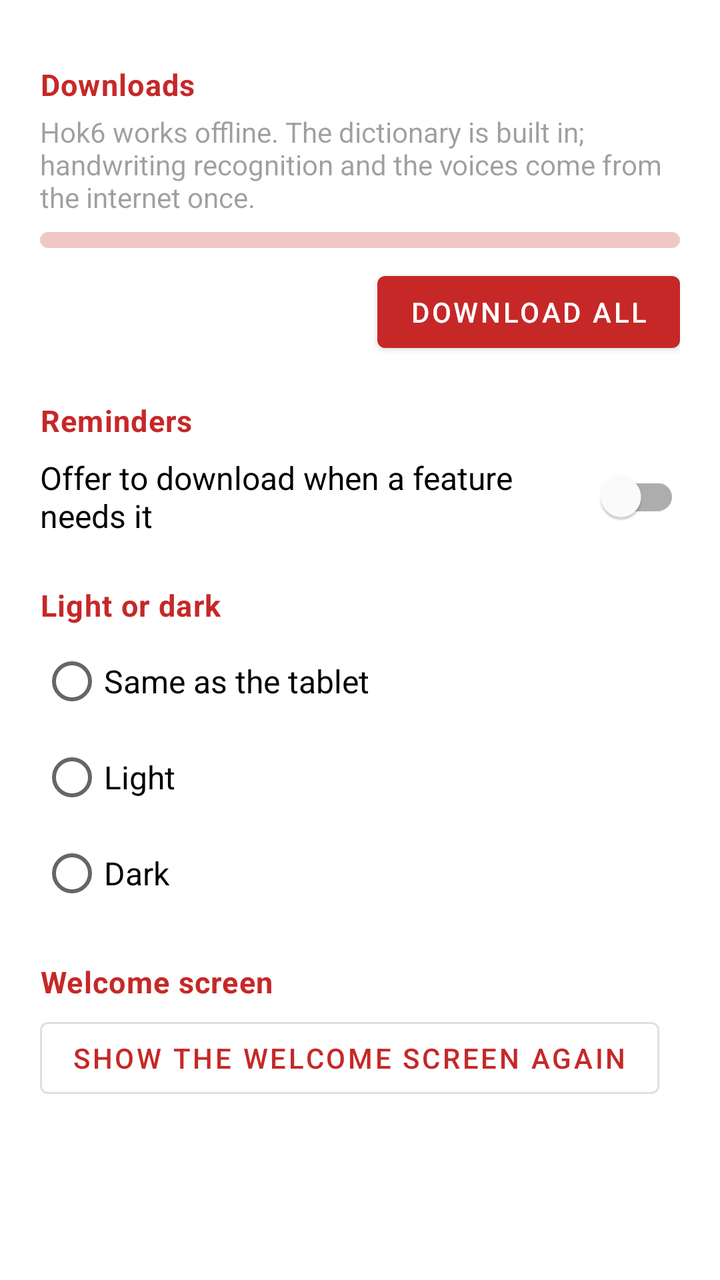
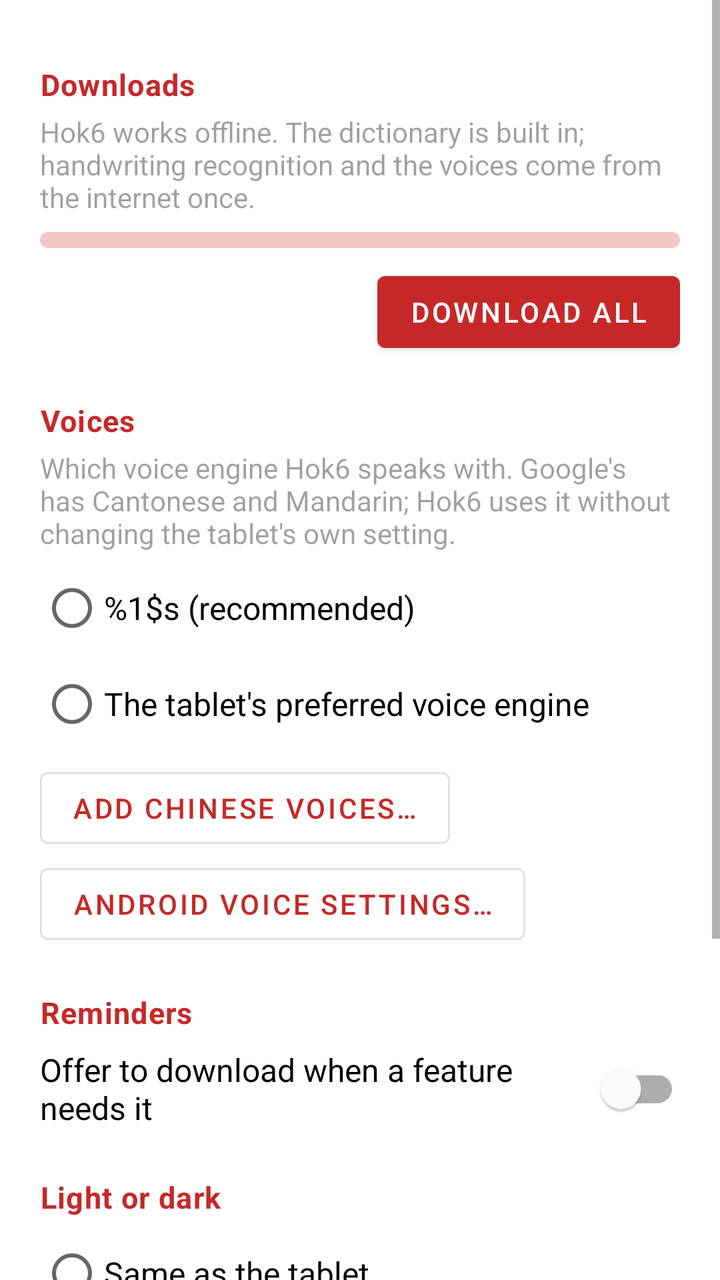

Compare the two renders of this Android layout. The source of the first and the diff that turns it into the second are given below.
<!-- AndroidManifest.xml: application theme Theme.StudyBook -->
<!-- res/layout/activity_settings.xml -->
<?xml version="1.0" encoding="utf-8"?>
<ScrollView xmlns:android="http://schemas.android.com/apk/res/android"
    xmlns:app="http://schemas.android.com/apk/res-auto"
    android:layout_width="match_parent"
    android:layout_height="match_parent">

    <LinearLayout
        android:layout_width="match_parent"
        android:layout_height="wrap_content"
        android:orientation="vertical"
        android:paddingStart="@dimen/setup_side"
        android:paddingTop="12dp"
        android:paddingEnd="@dimen/setup_side"
        android:paddingBottom="24dp">

        <TextView
            style="@style/SettingsHeader"
            android:text="@string/settings_downloads" />

        <TextView
            android:layout_width="wrap_content"
            android:layout_height="wrap_content"
            android:layout_marginBottom="4dp"
            android:alpha="0.7"
            android:text="@string/setup_intro"
            android:textSize="@dimen/text_small" />

        <LinearLayout
            android:id="@+id/settings_list"
            android:layout_width="match_parent"
            android:layout_height="wrap_content"
            android:orientation="vertical" />

        <com.google.android.material.progressindicator.LinearProgressIndicator
            android:id="@+id/settings_progress"
            android:layout_width="match_parent"
            android:layout_height="wrap_content"
            android:layout_marginTop="4dp"
            android:contentDescription="@string/loading"
            android:indeterminate="true"
            app:indicatorColor="@color/brand_text"
            app:trackCornerRadius="4dp"
            app:trackThickness="8dp" />

        <com.google.android.material.button.MaterialButton
            android:id="@+id/settings_download"
            android:layout_width="wrap_content"
            android:layout_height="wrap_content"
            android:layout_gravity="end"
            android:layout_marginTop="8dp"
            android:text="@string/download_all" />

        <TextView
            style="@style/SettingsHeader"
            android:text="@string/settings_reminders" />

        <com.google.android.material.switchmaterial.SwitchMaterial
            android:id="@+id/settings_remind"
            android:layout_width="match_parent"
            android:layout_height="wrap_content"
            android:minHeight="48dp"
            android:text="@string/settings_remind"
            android:textSize="@dimen/text_body" />

        <TextView
            style="@style/SettingsHeader"
            android:text="@string/appearance_title" />

        <RadioGroup
            android:id="@+id/settings_look"
            android:layout_width="match_parent"
            android:layout_height="wrap_content">

            <RadioButton
                android:id="@+id/look_system"
                android:layout_width="match_parent"
                android:layout_height="48dp"
                android:text="@string/appearance_system"
                android:textSize="@dimen/text_body" />

            <RadioButton
                android:id="@+id/look_light"
                android:layout_width="match_parent"
                android:layout_height="48dp"
                android:text="@string/appearance_light"
                android:textSize="@dimen/text_body" />

            <RadioButton
                android:id="@+id/look_dark"
                android:layout_width="match_parent"
                android:layout_height="48dp"
                android:text="@string/appearance_dark"
                android:textSize="@dimen/text_body" />
        </RadioGroup>

        <TextView
            style="@style/SettingsHeader"
            android:text="@string/settings_welcome" />

        <com.google.android.material.button.MaterialButton
            android:id="@+id/settings_show_welcome"
            style="@style/Widget.MaterialComponents.Button.OutlinedButton"
            android:layout_width="wrap_content"
            android:layout_height="wrap_content"
            android:text="@string/settings_show_welcome" />
    </LinearLayout>
</ScrollView>
<!-- resources referenced by this layout -->
<resources>
  <color name="brand_text">#C62828</color>
  <dimen name="setup_side">20dp</dimen>
  <dimen name="text_body">16sp</dimen>
  <dimen name="text_small">14sp</dimen>
  <string name="appearance_dark">Dark</string>
  <string name="appearance_light">Light</string>
  <string name="appearance_system">Same as the tablet</string>
  <string name="appearance_title">Light or dark</string>
  <string name="download_all">Download all</string>
  <string name="loading">Loading</string>
  <string name="settings_downloads">Downloads</string>
  <string name="settings_remind">Offer to download when a feature needs it</string>
  <string name="settings_reminders">Reminders</string>
  <string name="settings_show_welcome">Show the welcome screen again</string>
  <string name="settings_welcome">Welcome screen</string>
  <string name="setup_intro">Hok6 works offline. The dictionary is built in; handwriting recognition and the voices come from the internet once.</string>
  <style name="SettingsHeader">
          <item name="android:layout_width">wrap_content</item>
          <item name="android:layout_height">wrap_content</item>
          <item name="android:layout_marginTop">20dp</item>
          <item name="android:layout_marginBottom">4dp</item>
          <item name="android:textColor">@color/brand_text</item>
          <item name="android:textSize">@dimen/text_header</item>
          <item name="android:textStyle">bold</item>
          <item name="android:letterSpacing">0.03</item>
      </style>
  <style name="Theme.StudyBook" parent="Theme.MaterialComponents.DayNight.DarkActionBar">
          <item name="colorPrimary">@color/brand</item>
          <item name="colorPrimaryVariant">@color/brand_dark</item>
          <item name="colorOnPrimary">#FFFFFF</item>
          
          <item name="colorSecondary">@color/brand_text</item>
          <item name="colorSecondaryVariant">@color/brand_dark</item>
          <item name="colorOnSecondary">#FFFFFF</item>
          
          <item name="colorPrimarySurface">@color/bar</item>
          <item name="colorOnPrimarySurface">#FFFFFF</item>
          <item name="android:statusBarColor">@color/bar_status</item>
          <item name="actionBarStyle">@style/HokActionBar</item>
      </style>
  <dimen name="text_header">15sp</dimen>
  <color name="brand">#C62828</color>
  <color name="brand_dark">#8E0000</color>
  <color name="bar">#C62828</color>
  <color name="bar_status">#8E0000</color>
  <style name="HokActionBar" parent="Widget.MaterialComponents.ActionBar.Primary">
          <item name="background">@color/bar</item>
      </style>
</resources>

<!-- the commit's change to res/layout/activity_settings.xml (unified diff, before → after) -->
@@ -49,6 +49,53 @@
             android:layout_gravity="end"
             android:layout_marginTop="8dp"
             android:text="@string/download_all" />
+
+        <TextView
+            style="@style/SettingsHeader"
+            android:text="@string/settings_voices" />
+
+        <TextView
+            android:layout_width="wrap_content"
+            android:layout_height="wrap_content"
+            android:layout_marginBottom="4dp"
+            android:alpha="0.7"
+            android:text="@string/voice_engine_note"
+            android:textSize="@dimen/text_small" />
+
+        <RadioGroup
+            android:id="@+id/settings_voice_engine"
+            android:layout_width="match_parent"
+            android:layout_height="wrap_content">
+
+            <RadioButton
+                android:id="@+id/voice_google"
+                android:layout_width="match_parent"
+                android:layout_height="48dp"
+                android:text="@string/voice_engine_google"
+                android:textSize="@dimen/text_body" />
+
+            <RadioButton
+                android:id="@+id/voice_device"
+                android:layout_width="match_parent"
+                android:layout_height="48dp"
+                android:text="@string/voice_engine_device"
+                android:textSize="@dimen/text_body" />
+        </RadioGroup>
+
+        <com.google.android.material.button.MaterialButton
+            android:id="@+id/settings_add_voices"
+            style="@style/Widget.MaterialComponents.Button.OutlinedButton"
+            android:layout_width="wrap_content"
+            android:layout_height="wrap_content"
+            android:layout_marginTop="4dp"
+            android:text="@string/voice_add" />
+
+        <com.google.android.material.button.MaterialButton
+            android:id="@+id/settings_voice_settings"
+            style="@style/Widget.MaterialComponents.Button.OutlinedButton"
+            android:layout_width="wrap_content"
+            android:layout_height="wrap_content"
+            android:text="@string/voice_android_settings" />
 
         <TextView
             style="@style/SettingsHeader"
<!-- resource entries referenced after the edit -->
@@ -14,8 +14,14 @@
   <string name="settings_remind">Offer to download when a feature needs it</string>
   <string name="settings_reminders">Reminders</string>
   <string name="settings_show_welcome">Show the welcome screen again</string>
+  <string name="settings_voices">Voices</string>
   <string name="settings_welcome">Welcome screen</string>
   <string name="setup_intro">Hok6 works offline. The dictionary is built in; handwriting recognition and the voices come from the internet once.</string>
+  <string name="voice_add">Add Chinese voices…</string>
+  <string name="voice_android_settings">Android voice settings…</string>
+  <string name="voice_engine_device">The tablet\'s preferred voice engine</string>
+  <string name="voice_engine_google">%1$s (recommended)</string>
+  <string name="voice_engine_note">Which voice engine Hok6 speaks with. Google\'s has Cantonese and Mandarin; Hok6 uses it without changing the tablet\'s own setting.</string>
   <style name="SettingsHeader">
           <item name="android:layout_width">wrap_content</item>
           <item name="android:layout_height">wrap_content</item>
